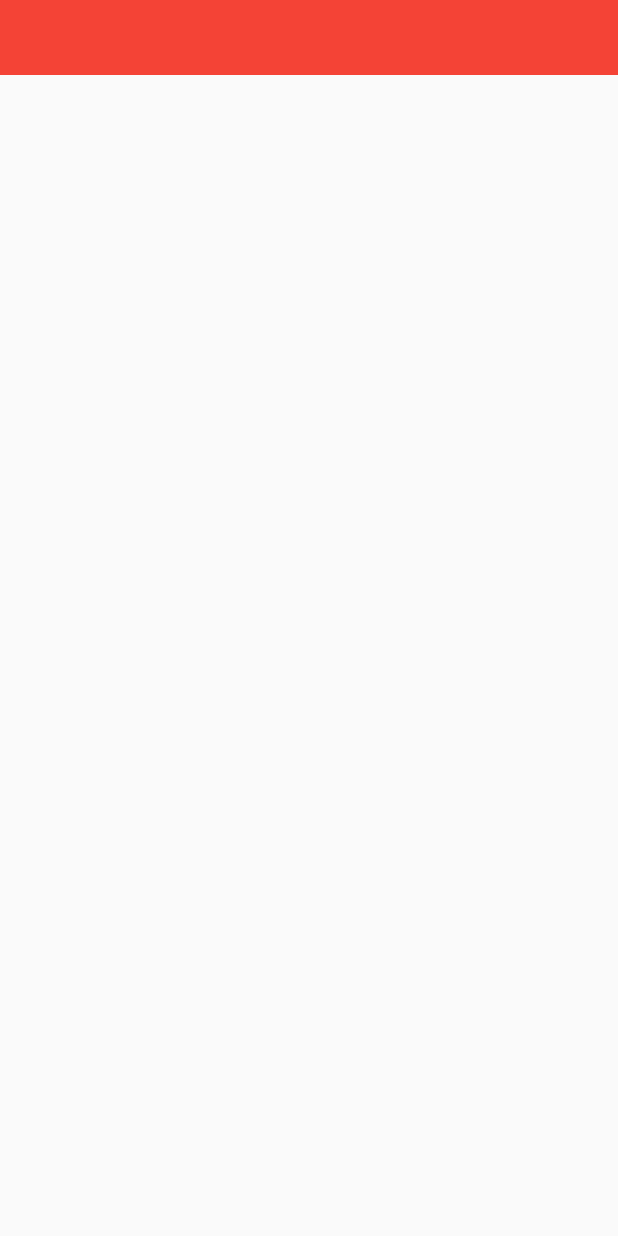
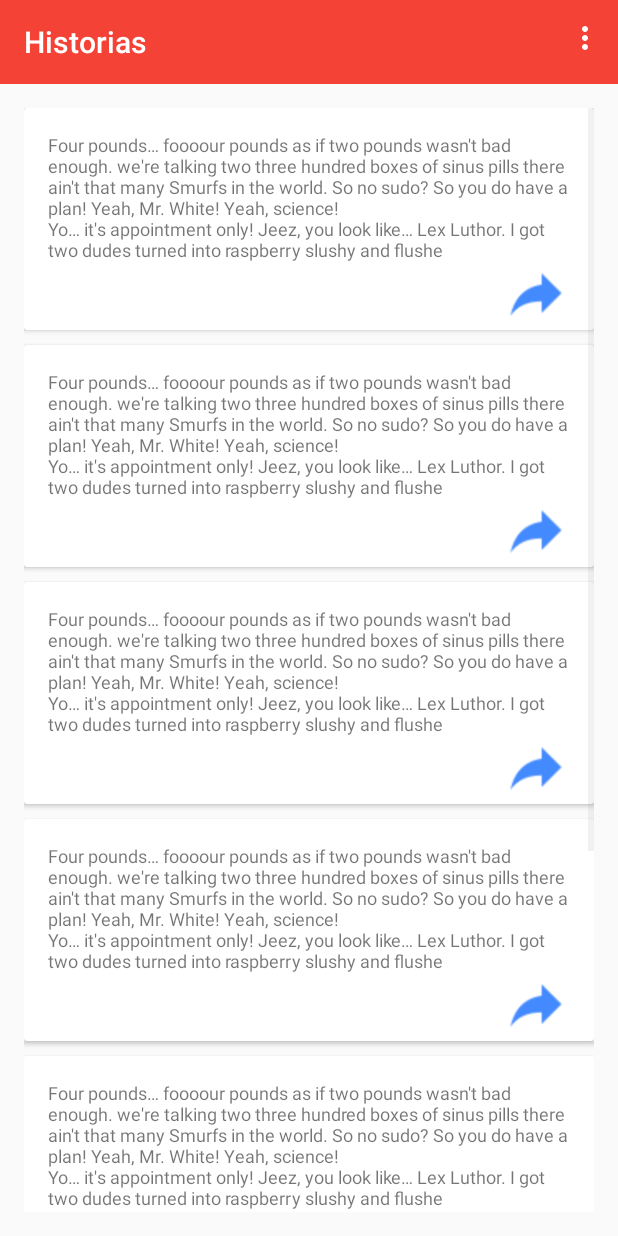
Before and after one commit to gorrotowi/Sexualidad, an Android app: the HistorysActivity screen opened directly, with no data from a screen before it, on a phone screen of 412 x 824 dp. Run offline under Robolectric (Android 15) with nearby library versions, the phone set to English and light mode, and no system bars.

Commit message:
+ Agregando lista y adapter historia

```diff
--- /dev/null
+++ b/app/src/main/java/com/gorro/adapters/AdapterHistory.java
@@ -0,0 +1,68 @@
+package com.gorro.adapters;
+
+import android.app.Activity;
+import android.content.Context;
+import android.view.LayoutInflater;
+import android.view.View;
+import android.view.ViewGroup;
+import android.widget.BaseAdapter;
+import android.widget.TextView;
+
+import com.gorro.entitys.ItemHistory;
+import com.gorro.sexualidad.R;
+
+import java.util.ArrayList;
+
+/**
+ * Created by gorro on 26/04/15.
+ */
+public class AdapterHistory extends BaseAdapter {
+
+    private Context context;
+    private int layoutResourceId;
+    private ArrayList<ItemHistory> data = new ArrayList<>();
+
+    public AdapterHistory(Context context, int layoutResourceId, ArrayList<ItemHistory> data) {
+        this.context = context;
+        this.layoutResourceId = layoutResourceId;
+        this.data = data;
+    }
+
+    @Override
+    public int getCount() {
+        return data.size();
+    }
+
+    @Override
+    public Object getItem(int position) {
+        return data.get(position);
+    }
+
+    @Override
+    public long getItemId(int position) {
+        return 0;
+    }
+
+    public class HolderView {
+        TextView txtHystory;
+    }
+
+    @Override
+    public View getView(int position, View convertView, ViewGroup parent) {
+        View fila = convertView;
+        HolderView holder = null;
+        if (fila == null) {
+            LayoutInflater inflater = ((Activity) context).getLayoutInflater();
+            fila = inflater.inflate(layoutResourceId, parent, false);
+            holder = new HolderView();
+            holder.txtHystory = (TextView) fila.findViewById(R.id.txtHistoryCard);
+            fila.setTag(holder);
+        } else {
+            holder = (HolderView) fila.getTag();
+        }
+
+        ItemHistory item = data.get(position);
+        holder.txtHystory.setText(item.getHistory());
+        return fila;
+    }
+}
--- a/app/src/main/java/com/gorro/sexualidad/HistorysActivity.java
+++ b/app/src/main/java/com/gorro/sexualidad/HistorysActivity.java
@@ -1,19 +1,53 @@
 package com.gorro.sexualidad;
 
+import android.os.Bundle;
 import android.support.v7.app.ActionBarActivity;
-import android.os.Bundle;
+import android.support.v7.widget.Toolbar;
 import android.view.Menu;
 import android.view.MenuItem;
+import android.widget.ListView;
+
+import com.gorro.adapters.AdapterHistory;
+import com.gorro.entitys.ItemHistory;
+
+import java.util.ArrayList;
 
 
 public class HistorysActivity extends ActionBarActivity {
+
+    ListView listHistorys;
+    AdapterHistory adapter;
+    Toolbar toolbar;
 
     @Override
     protected void onCreate(Bundle savedInstanceState) {
         super.onCreate(savedInstanceState);
         setContentView(R.layout.activity_historys);
+
+        listHistorys = (ListView) findViewById(R.id.listHistorys);
+        toolbar = (Toolbar) findViewById(R.id.toolbarHistorys);
+        setSupportActionBar(toolbar);
+
     }
 
+    @Override
+    protected void onResume() {
+        super.onResume();
+        adapter = new AdapterHistory(HistorysActivity.this, R.layout.item_history, getData());
+        listHistorys.setAdapter(adapter);
+    }
+
+    private ArrayList<ItemHistory> getData() {
+        final ArrayList<ItemHistory> item = new ArrayList<>();
+        item.add(new ItemHistory(getString(R.string.loremipsum)));
+        item.add(new ItemHistory(getString(R.string.loremipsum)));
+        item.add(new ItemHistory(getString(R.string.loremipsum)));
+        item.add(new ItemHistory(getString(R.string.loremipsum)));
+        item.add(new ItemHistory(getString(R.string.loremipsum)));
+        item.add(new ItemHistory(getString(R.string.loremipsum)));
+        item.add(new ItemHistory(getString(R.string.loremipsum)));
+        return item;
+    }
 
     @Override
     public boolean onCreateOptionsMenu(Menu menu) {
--- a/app/src/main/java/com/gorro/sexualidad/MainSectionsActivity.java
+++ b/app/src/main/java/com/gorro/sexualidad/MainSectionsActivity.java
@@ -1,10 +1,12 @@
 package com.gorro.sexualidad;
 
+import android.content.Intent;
 import android.os.Bundle;
 import android.support.v7.app.ActionBarActivity;
 import android.support.v7.widget.Toolbar;
 import android.view.Menu;
 import android.view.MenuItem;
+import android.view.View;
 import android.widget.ImageView;
 
 import com.squareup.picasso.Callback;
@@ -48,7 +50,6 @@ public class MainSectionsActivity extends ActionBarActivity {
 
     }
 
-
     @Override
     public boolean onCreateOptionsMenu(Menu menu) {
         getMenuInflater().inflate(R.menu.menu_main_sections, menu);
@@ -67,4 +68,8 @@ public class MainSectionsActivity extends ActionBarActivity {
 
         return super.onOptionsItemSelected(item);
     }
+
+    public void sendHistorys(View v){
+        startActivity(new Intent(MainSectionsActivity.this, HistorysActivity.class));
+    }
 }
--- a/app/src/main/res/layout/activity_historys.xml
+++ b/app/src/main/res/layout/activity_historys.xml
@@ -15,7 +15,9 @@
         android:layout_width="match_parent"
         android:layout_height="wrap_content"
         android:layout_below="@+id/toolbarHistorys"
-        android:layout_margin="@dimen/activity_horizontal_margin">
+        android:layout_margin="@dimen/activity_horizontal_margin"
+        android:dividerHeight="10dp"
+        android:divider="@color/transparent">
 
     </ListView>
 
--- a/app/src/main/res/layout/activity_main_sections.xml
+++ b/app/src/main/res/layout/activity_main_sections.xml
@@ -27,7 +27,7 @@
             android:id="@+id/toolbarheaderSections"
             layout="@layout/toolbar"
             android:layout_width="match_parent"
-            android:layout_height="match_parent"
+            android:layout_height="wrap_content"
             android:layout_alignParentTop="true" />
 
         <TextView
@@ -92,7 +92,8 @@
         <RelativeLayout
             android:layout_width="match_parent"
             android:layout_height="match_parent"
-            android:layout_weight="3">
+            android:layout_weight="3"
+            android:onClick="sendHistorys">
 
             <ImageView
                 android:id="@+id/imgHistorys"
--- a/app/src/main/res/layout/item_history.xml
+++ b/app/src/main/res/layout/item_history.xml
@@ -3,19 +3,25 @@
 <android.support.v7.widget.CardView xmlns:android="http://schemas.android.com/apk/res/android"
     android:layout_width="match_parent"
     android:layout_height="wrap_content"
-    android:padding="@dimen/activity_horizontal_margin">
+    android:padding="@dimen/activity_horizontal_margin"
+    android:layout_margin="10dp">
 
     <LinearLayout
         android:orientation="vertical"
         android:layout_width="match_parent"
         android:layout_height="match_parent"
-        android:padding="@dimen/activity_horizontal_margin">
+        android:paddingTop="@dimen/activity_horizontal_margin"
+        android:paddingEnd="@dimen/activity_horizontal_margin"
+        android:paddingRight="@dimen/activity_horizontal_margin"
+        android:paddingStart="@dimen/activity_horizontal_margin"
+        android:paddingLeft="@dimen/activity_horizontal_margin">
 
         <TextView
             android:id="@+id/txtHistoryCard"
             android:layout_width="match_parent"
             android:layout_height="wrap_content"
-            android:text="@string/loremipsum"/>
+            android:textSize="12sp"
+            android:text="@string/loremipsum" />
 
         <ImageView
             android:id="@+id/imgsharehistory"
--- a/app/src/main/res/values/strings.xml
+++ b/app/src/main/res/values/strings.xml
@@ -10,6 +10,6 @@
     <string name="historys">HISTORIAS</string>
     <string name="find">ENCUENTRA</string>
     <string name="knowyou">Conocete</string>
-    <string name="title_activity_historys">HistorysActivity</string>
+    <string name="title_activity_historys">Historias</string>
     <string name="loremipsum">Four pounds&#8230; foooour pounds as if two pounds wasn\'t bad enough. we\'re talking two three hundred boxes of sinus pills there ain\'t that many Smurfs in the world. So no sudo? So you do have a plan! Yeah, Mr. White! Yeah, science!   \nYo&#8230; it\'s appointment only! Jeez, you look like&#8230; Lex Luthor. I got two dudes turned into raspberry slushy and flushe</string>
 </resources>
```
